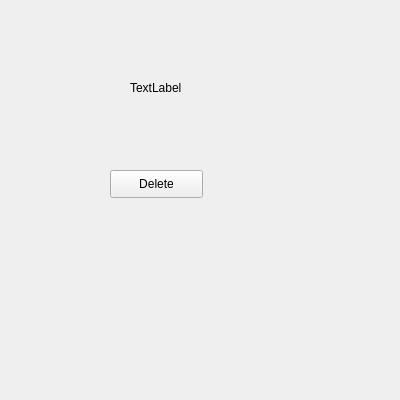
This is CurrentTaskWindow.ui in serzap/todoListApp as Qt 5 draws it before an edit. The edited form follows.
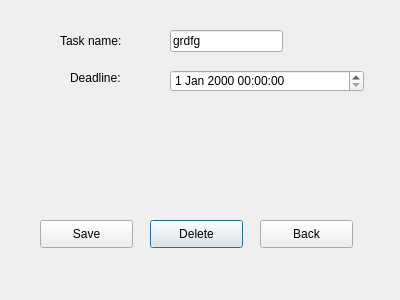
This is the edited form.

Commit message: CurrentTaskWindow added + delete/back button

```diff
--- a/CurrentTaskWindow.ui
+++ b/CurrentTaskWindow.ui
@@ -1,48 +1,104 @@
 <?xml version="1.0" encoding="UTF-8"?>
 <ui version="4.0">
- <class>Form</class>
- <widget class="QWidget" name="Form">
+ <class>CurrentTaskWindow</class>
+ <widget class="QDialog" name="CurrentTaskWindow">
   <property name="geometry">
    <rect>
     <x>0</x>
     <y>0</y>
     <width>400</width>
-    <height>400</height>
+    <height>300</height>
    </rect>
   </property>
-  <property name="minimumSize">
-   <size>
-    <width>400</width>
-    <height>400</height>
-   </size>
-  </property>
   <property name="windowTitle">
    <string>Form</string>
   </property>
-  <widget class="QLabel" name="label_TaskName">
+  <widget class="QPushButton" name="pushButton_Delete">
    <property name="geometry">
     <rect>
-     <x>130</x>
-     <y>80</y>
+     <x>150</x>
+     <y>220</y>
+     <width>93</width>
+     <height>28</height>
+    </rect>
+   </property>
+   <property name="text">
+    <string>Delete</string>
+   </property>
+  </widget>
+  <widget class="QPushButton" name="pushButton_Back">
+   <property name="geometry">
+    <rect>
+     <x>260</x>
+     <y>220</y>
+     <width>93</width>
+     <height>28</height>
+    </rect>
+   </property>
+   <property name="text">
+    <string>Back</string>
+   </property>
+  </widget>
+  <widget class="QPushButton" name="pushButton_Save">
+   <property name="geometry">
+    <rect>
+     <x>40</x>
+     <y>220</y>
+     <width>93</width>
+     <height>28</height>
+    </rect>
+   </property>
+   <property name="text">
+    <string>Save</string>
+   </property>
+  </widget>
+  <widget class="QLabel" name="label">
+   <property name="geometry">
+    <rect>
+     <x>60</x>
+     <y>30</y>
+     <width>81</width>
+     <height>21</height>
+    </rect>
+   </property>
+   <property name="text">
+    <string>Task name:</string>
+   </property>
+  </widget>
+  <widget class="QLineEdit" name="lineEdit_name">
+   <property name="geometry">
+    <rect>
+     <x>170</x>
+     <y>30</y>
+     <width>113</width>
+     <height>22</height>
+    </rect>
+   </property>
+   <property name="text">
+    <string>grdfg</string>
+   </property>
+  </widget>
+  <widget class="QDateTimeEdit" name="dateTimeEdit">
+   <property name="geometry">
+    <rect>
+     <x>170</x>
+     <y>70</y>
+     <width>194</width>
+     <height>22</height>
+    </rect>
+   </property>
+  </widget>
+  <widget class="QLabel" name="label_2">
+   <property name="geometry">
+    <rect>
+     <x>70</x>
+     <y>70</y>
      <width>55</width>
      <height>16</height>
     </rect>
    </property>
    <property name="text">
-    <string>TextLabel</string>
-   </property>
-  </widget>
-  <widget class="QPushButton" name="pushButton_toBeDeleted">
-   <property name="geometry">
-    <rect>
-     <x>110</x>
-     <y>170</y>
-     <width>93</width>
-     <height>28</height>
-    </rect>
-   </property>
-   <property name="text">
-    <string>Delete</string>
+    <string>Deadline:</string>
    </property>
   </widget>
  </widget>
```
Left out of the diff: 2 changed lines with no effect on the pictures. The commit also changes 10 other files.
